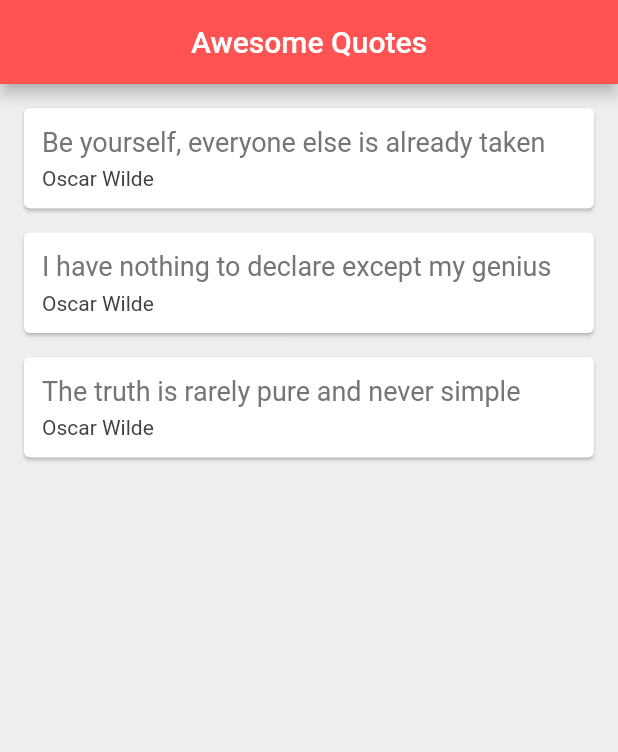
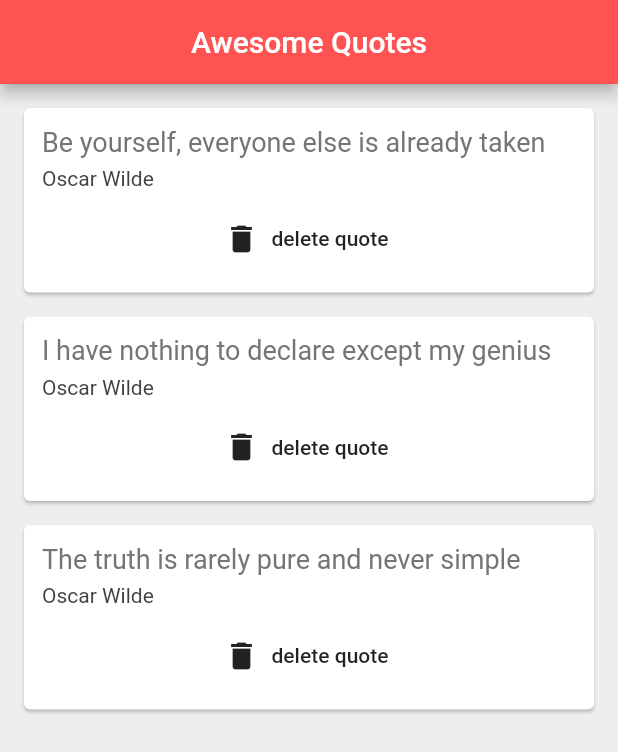
Before and after one commit to carameeapele/Flutter-Tutorial, a Flutter app: the screen it shows after launch, on a phone screen of 412 x 824 dp. Shown: the top 752 px of the screen. Run offline on Flutter 3.47's test engine with Material 2 defaults, Android fonts, the phone set to English and light mode, and no system bars.

Commit message:
lesson 21

```diff
--- a/lib/main.dart
+++ b/lib/main.dart
@@ -37,7 +37,15 @@ class _QuoteListState extends State<QuoteList> {
         backgroundColor: Colors.redAccent,
       ),
       body: Column(
-        children: quotes.map((quote) => QuoteCard(quote: quote)).toList(),
+        children: quotes
+            .map((quote) => QuoteCard(
+                quote: quote,
+                delete: () {
+                  setState(() {
+                    quotes.remove(quote);
+                  });
+                }))
+            .toList(),
       ),
     );
   }
--- a/lib/quote_card.dart
+++ b/lib/quote_card.dart
@@ -3,12 +3,13 @@ import 'quote.dart';
 
 class QuoteCard extends StatelessWidget {
   final Quote quote;
-  QuoteCard({required this.quote});
+  final Function() delete;
+  QuoteCard({required this.quote, required this.delete});
 
   @override
   Widget build(BuildContext context) {
     return Card(
-      margin: EdgeInsets.fromLTRB(16, 16, 16, 0),
+      margin: const EdgeInsets.fromLTRB(16, 16, 16, 0),
       child: Padding(
         padding: const EdgeInsets.all(12.0),
         child: Column(
@@ -31,6 +32,12 @@ class QuoteCard extends StatelessWidget {
                 color: Colors.grey[800],
               ),
             ),
+            SizedBox(height: 8.0),
+            FlatButton.icon(
+              onPressed: delete,
+              label: Text('delete quote'),
+              icon: Icon(Icons.delete),
+            ),
           ],
         ),
       ),
```
